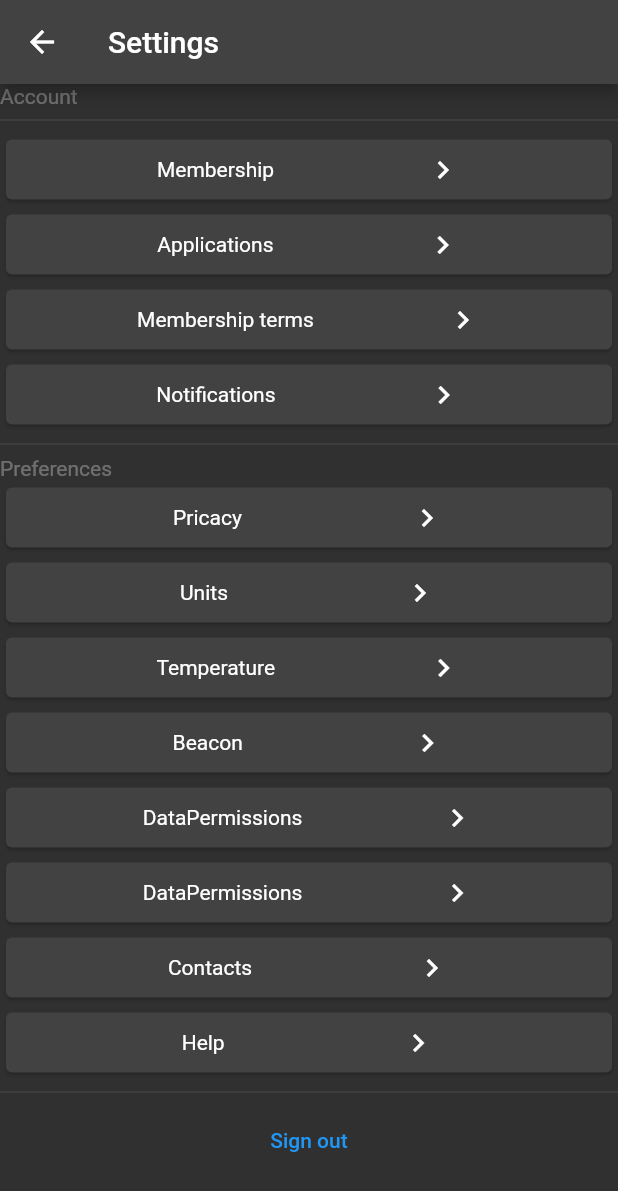
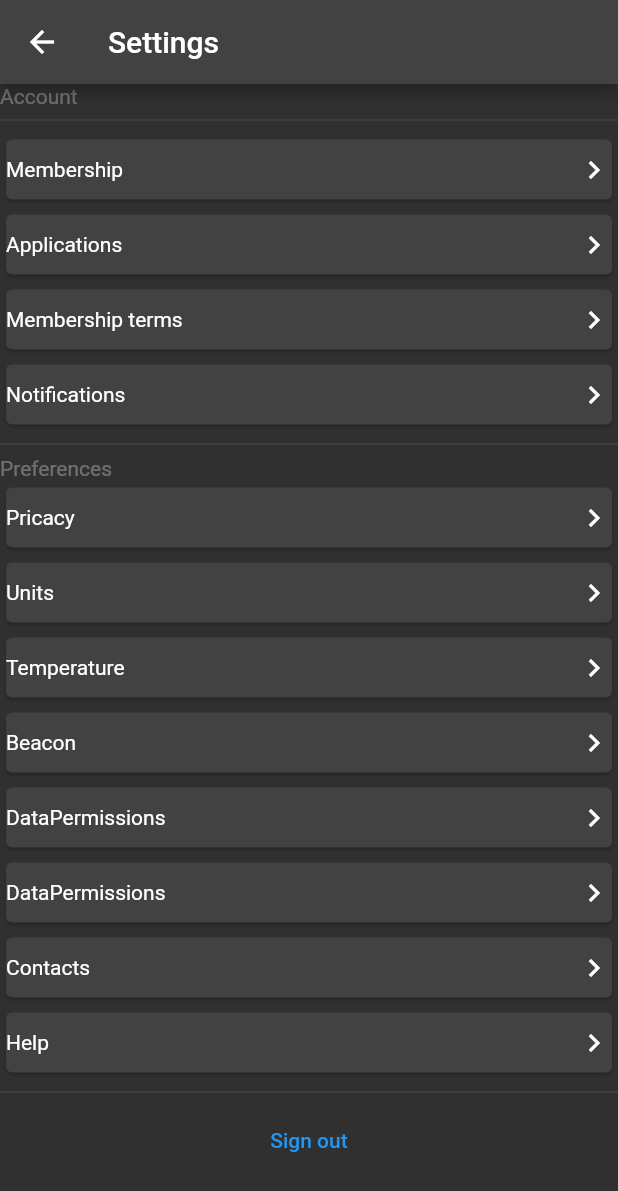
Before and after one commit to johannesskagius/achieve, a Flutter app: the screen it shows after launch, item 4 of the bottom bar chosen, after a tap on the "settings" icon, on a phone screen of 412 x 824 dp. Shown: the top 1191 px of the screen. Run offline on Flutter 3.47's test engine with Material 2 defaults, Android fonts, the light colour scheme and no system bars; our stand-ins replace firebase_auth, firebase_core, firebase_database, firebase_storage, image_picker, shared_preferences; accounts and stored records are empty; network calls fail.

Commit message:
a long way

```diff
--- a/lib/main.dart
+++ b/lib/main.dart
@@ -135,10 +135,10 @@ List<BottomNavigationBarItem> _bottomMenu(bool _isManager) {
   _list.add(const BottomNavigationBarItem(
       icon: Icon(Icons.my_library_add_outlined), label: 'Courses'));
   _list.add(BottomNavigationBarItem(
-      icon: Image.asset('assets/logo/IconOnly_Transparent_NoBuffer_xxxs.png',
+      icon: Image.asset('assets/logo/IconOnly_Transparent_NoBuffer_20x16.png',
           fit: BoxFit.scaleDown, color: Colors.grey),
       activeIcon: Image.asset(
-          'assets/logo/IconOnly_Transparent_NoBuffer_xxxs.png',
+          'assets/logo/IconOnly_Transparent_NoBuffer_20x16.png',
           fit: BoxFit.scaleDown,
           color: Colors.grey),
       label: 'Own coach'));
--- a/lib/profile.dart
+++ b/lib/profile.dart
@@ -1,6 +1,7 @@
 import 'dart:io';
 
 import 'package:achieve/helper/design_helper.dart';
+import 'package:achieve/helper/helper.dart';
 import 'package:achieve/user/LocalUser.dart';
 import 'package:flutter/material.dart';
 
@@ -15,8 +16,16 @@ class Profile extends StatefulWidget {
 }
 
 class _ProfileState extends State<Profile> {
+  String _name = 'Profile Name';
+  void _getPName() async{
+    String? _pName = await Helper.getString('PNAME');
+    if(_pName != null){
+      _name = _pName;
+    }
+  }
   @override
   void initState() {
+    _getPName();
     super.initState();
   }
 
@@ -60,7 +69,7 @@ class _ProfileState extends State<Profile> {
                           ),
                         ),
                       ),
-                      const Expanded(child: FittedBox(child: Text('Profile Name', textAlign: TextAlign.center,))),
+                      Expanded(child: FittedBox(child: Text(_name, textAlign: TextAlign.center))),
                     ],
                   ),
                 ],
--- a/lib/settings.dart
+++ b/lib/settings.dart
@@ -19,20 +19,20 @@ class Settings extends StatelessWidget {
             children: [
               Text('Account', style: DesignHelper.barelyVisible(),),
               const Divider(),
-              _getCard('Membership'),
-              _getCard('Applications'),
-              _getCard('Membership terms'),
-              _getCard('Notifications'),
+              _getCard('Membership'),         //todo Implement
+              _getCard('Applications'),       //todo Implement
+              _getCard('Membership terms'),   //todo Implement
+              _getCard('Notifications'),      //todo Implement
               const Divider(),
-              Text('Preferences', style: DesignHelper.barelyVisible(),),
-              _getCard('Pricacy'),
-              _getCard('Units'),
-              _getCard('Temperature'),
-              _getCard('Beacon'),
-              _getCard('DataPermissions'),
-              _getCard('DataPermissions'),
-              _getCard('Contacts'),
-              _getCard('Help'),
+              Text('Preferences', style: DesignHelper.barelyVisible()),
+              _getCard('Pricacy'),            //todo Implement
+              _getCard('Units'),              //todo Implement
+              _getCard('Temperature'),        //todo Implement
+              _getCard('Beacon'),             //todo Implement
+              _getCard('DataPermissions'),    //todo Implement
+              _getCard('DataPermissions'),    //todo Implement
+              _getCard('Contacts'),           //todo Implement
+              _getCard('Help'),               //todo Implement
               const Divider(),
               _ios ? CupertinoButton.filled(child: const Text('Sign out'), onPressed: (){
                 LocalUser.signOut();
@@ -55,7 +55,7 @@ Padding _getCard(String _title) {
         child: SizedBox(
           height: 40,
           child: Row(
-            mainAxisAlignment: MainAxisAlignment.spaceEvenly,
+            mainAxisAlignment: MainAxisAlignment.spaceBetween,
             children: [
               Text(_title),
               const Icon(Icons.navigate_next),
--- a/lib/user/LocalUser.dart
+++ b/lib/user/LocalUser.dart
@@ -7,17 +7,18 @@ class LocalUser {
   final String userID;
   String? _email;
   String? pName, _password;
-  Map<String, List<String>> _associates = {};
+  Map<String, List<String>> _associates = {}; // key for coaches, one key for friends
 
   LocalUser(this.userID, this._email, this.pName, this._password);
 
   void saveUser() {
-    print(_email);
-    print(_password);
     Helper.saveString('USER_ID', userID);
     if (_email != null && _password != null) {
       Helper.saveString('PASSWORD', _password!);
       Helper.saveString('EMAIL', _email!);
+    }
+    if(pName != null){
+      Helper.saveString('PNAME', pName!);
     }
   }
 
@@ -25,8 +26,6 @@ class LocalUser {
     String? _password = await Helper.getString('PASSWORD');
     String? _email = await Helper.getString('EMAIL');
     if (_email != null && _password != null) {
-      print('emal: $_email');
-      print('p: $_password');
       await References.firebaseAuth
           .signInWithEmailAndPassword(email: _email, password: _password);
     }
--- a/lib/user/log_in.dart
+++ b/lib/user/log_in.dart
@@ -136,7 +136,7 @@ class _LogInState extends State<LogIn> {
                                     if (_userCred.user != null) {
                                       final _user = _userCred.user;
                                       _user!.updateDisplayName(_pName);
-                                      //await _user.sendEmailVerification();
+                                      await _user.sendEmailVerification();
                                       References.firebaseAuth
                                           .signInWithEmailAndPassword(
                                               email: _email,
@@ -152,8 +152,8 @@ class _LogInState extends State<LogIn> {
                                                     await value.ref
                                                         .getDownloadURL()));
                                       }
-                                      //_local.saveUser();
-                                      //Navigator.pop(context);
+                                      _local.saveUser();
+                                      Navigator.pop(context);
                                     }
                                   } on FirebaseAuthException catch (e) {
                                     print(e.message);
```
Also changed, not shown: assets/logo/IconOnly_Transparent_NoBuffer1024x1024.png (added), assets/logo/IconOnly_Transparent_NoBuffer_20x16.png (added).
